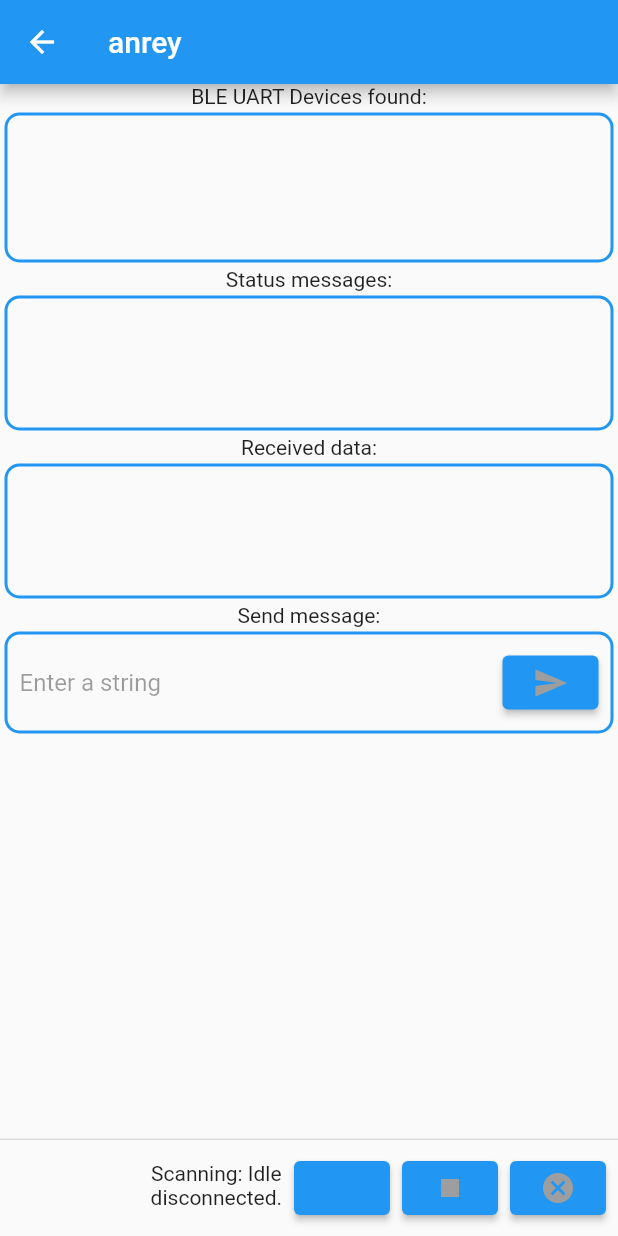
After one commit to WordyArc/sensors_demo, a Flutter app: the screen it shows after launch, after a tap on "ble example", on a phone screen of 412 x 824 dp. The commit adds this screen. Run offline on Flutter 3.47's test engine with Material 2 defaults, Android fonts, the phone set to English and light mode, and no system bars; our stand-ins replace auto_route, sensors_plus; missing offline and left inert: flutter_reactive_ble, location_permissions.

Commit message:
Add BLE example

```diff
--- a/lib/app_router.dart
+++ b/lib/app_router.dart
@@ -1,7 +1,9 @@
 import 'package:auto_route/auto_route.dart';
+import 'package:flutter/cupertino.dart';
 import 'package:sensors_demo/sensors_plus_example_screen.dart';
 
 import 'accelerometer_demo_screen.dart';
+import 'ble_example_screen.dart';
 import 'gyroscope_demo_screen.dart';
 import 'main_screen.dart';
 
@@ -14,5 +16,6 @@ class AppRouter extends _$AppRouter {
         AutoRoute(path: '/', page: MainRoute.page),
         AutoRoute(page: GyroscopeDemoRoute.page),
         AutoRoute(page: SensorsPlusDemoRoute.page),
+        AutoRoute(page: BleExampleRoute.page),
       ];
 }
--- /dev/null
+++ b/lib/ble_example_screen.dart
@@ -0,0 +1,323 @@
+import 'dart:async';
+import 'package:auto_route/annotations.dart';
+import 'package:flutter/material.dart';
+import 'package:flutter_reactive_ble/flutter_reactive_ble.dart';
+import 'package:location_permissions/location_permissions.dart';
+import 'dart:io' show Platform;
+
+// This flutter app demonstrates an usage of the flutter_reactive_ble flutter plugin
+// This app works only with BLE devices which advertise with a Nordic UART Service (NUS) UUID
+Uuid _UART_UUID = Uuid.parse("6E400001-B5A3-F393-E0A9-E50E24DCCA9E");
+Uuid _UART_RX   = Uuid.parse("6E400002-B5A3-F393-E0A9-E50E24DCCA9E");
+Uuid _UART_TX   = Uuid.parse("6E400003-B5A3-F393-E0A9-E50E24DCCA9E");
+
+@RoutePage()
+class BleExampleScreen extends StatefulWidget {
+  BleExampleScreen({super.key, required this.title});
+  final String title;
+  @override
+  _BleExampleScreenState createState() => _BleExampleScreenState();
+}
+
+class _BleExampleScreenState extends State<BleExampleScreen> {
+  final flutterReactiveBle = FlutterReactiveBle();
+  List<DiscoveredDevice> _foundBleUARTDevices = [];
+  late StreamSubscription<DiscoveredDevice> _scanStream;
+  late Stream<ConnectionStateUpdate> _currentConnectionStream;
+  late StreamSubscription<ConnectionStateUpdate> _connection;
+  late QualifiedCharacteristic _txCharacteristic;
+  late QualifiedCharacteristic _rxCharacteristic;
+  late Stream<List<int>> _receivedDataStream;
+  late TextEditingController _dataToSendText;
+  bool _scanning = false;
+  bool _connected = false;
+  String _logTexts = "";
+  List<String> _receivedData = [];
+  int _numberOfMessagesReceived = 0;
+
+  void initState() {
+    super.initState();
+    _dataToSendText = TextEditingController();
+  }
+
+  void refreshScreen() {
+    setState(() {});
+  }
+
+  void _sendData() async {
+    await flutterReactiveBle.writeCharacteristicWithResponse(_rxCharacteristic, value: _dataToSendText.text.codeUnits);
+  }
+
+  void onNewReceivedData(List<int> data) {
+    _numberOfMessagesReceived += 1;
+    _receivedData.add( "$_numberOfMessagesReceived: ${String.fromCharCodes(data)}");
+    if (_receivedData.length > 5) {
+      _receivedData.removeAt(0);
+    }
+    refreshScreen();
+  }
+
+  void _disconnect() async {
+    await _connection.cancel();
+    _connected = false;
+    refreshScreen();
+  }
+
+  void _stopScan() async {
+    await _scanStream.cancel();
+    _scanning = false;
+    refreshScreen();
+  }
+
+  Future<void> showNoPermissionDialog() async => showDialog<void>(
+    context: context,
+    barrierDismissible: false, // user must tap button!
+    builder: (BuildContext context) => AlertDialog(
+      title: const Text('No location permission '),
+      content: SingleChildScrollView(
+        child: ListBody(
+          children: <Widget>[
+            const Text('No location permission granted.'),
+            const Text('Location permission is required for BLE to function.'),
+          ],
+        ),
+      ),
+      actions: <Widget>[
+        TextButton(
+          child: const Text('Acknowledge'),
+          onPressed: () {
+            Navigator.of(context).pop();
+          },
+        ),
+      ],
+    ),
+  );
+
+  void _startScan() async {
+    bool goForIt=false;
+    PermissionStatus permission;
+    if (Platform.isAndroid) {
+      permission = await LocationPermissions().requestPermissions();
+      if (permission == PermissionStatus.granted)
+        goForIt=true;
+    } else if (Platform.isIOS) {
+      goForIt=true;
+    }
+    if (goForIt) { //TODO replace True with permission == PermissionStatus.granted is for IOS test
+      _foundBleUARTDevices = [];
+      _scanning = true;
+      refreshScreen();
+      _scanStream =
+          flutterReactiveBle.scanForDevices(withServices: [_UART_UUID]).listen((
+              device) {
+            if (_foundBleUARTDevices.every((element) =>
+            element.id != device.id)) {
+              _foundBleUARTDevices.add(device);
+              refreshScreen();
+            }
+          }, onError: (Object error) {
+            _logTexts =
+            "${_logTexts}ERROR while scanning:$error \n";
+            refreshScreen();
+          }
+          );
+    }
+    else {
+      await showNoPermissionDialog();
+    }
+  }
+
+  void onConnectDevice(index) {
+    _currentConnectionStream = flutterReactiveBle.connectToAdvertisingDevice(
+      id:_foundBleUARTDevices[index].id,
+      prescanDuration: Duration(seconds: 1),
+      withServices: [_UART_UUID, _UART_RX, _UART_TX],
+    );
+    _logTexts = "";
+    refreshScreen();
+    _connection = _currentConnectionStream.listen((event) {
+      var id = event.deviceId.toString();
+      switch(event.connectionState) {
+        case DeviceConnectionState.connecting:
+          {
+            _logTexts = "${_logTexts}Connecting to $id\n";
+            break;
+          }
+        case DeviceConnectionState.connected:
+          {
+            _connected = true;
+            _logTexts = "${_logTexts}Connected to $id\n";
+            _numberOfMessagesReceived = 0;
+            _receivedData = [];
+            _txCharacteristic = QualifiedCharacteristic(serviceId: _UART_UUID, characteristicId: _UART_TX, deviceId: event.deviceId);
+            _receivedDataStream = flutterReactiveBle.subscribeToCharacteristic(_txCharacteristic);
+            _receivedDataStream.listen((data) {
+              onNewReceivedData(data);
+            }, onError: (dynamic error) {
+              _logTexts = "${_logTexts}Error:$error$id\n";
+            });
+            _rxCharacteristic = QualifiedCharacteristic(serviceId: _UART_UUID, characteristicId: _UART_RX, deviceId: event.deviceId);
+            break;
+          }
+        case DeviceConnectionState.disconnecting:
+          {
+            _connected = false;
+            _logTexts = "${_logTexts}Disconnecting from $id\n";
+            break;
+          }
+        case DeviceConnectionState.disconnected:
+          {
+            _logTexts = "${_logTexts}Disconnected from $id\n";
+            break;
+          }
+      }
+      refreshScreen();
+    });
+  }
+
+  @override
+  Widget build(BuildContext context) => Scaffold(
+    appBar: AppBar(
+      title: Text(widget.title),
+    ),
+    body: SingleChildScrollView(
+      child: Column(
+        mainAxisAlignment: MainAxisAlignment.start,
+        children: <Widget>[
+          const Text("BLE UART Devices found:"),
+          Container(
+              margin: const EdgeInsets.all(3.0),
+              decoration: BoxDecoration(
+                  borderRadius: BorderRadius.circular(10),
+                  border: Border.all(
+                      color: Colors.blue,
+                      width:2
+                  )
+              ),
+              height: 100,
+              child: ListView.builder(
+                  itemCount: _foundBleUARTDevices.length,
+                  itemBuilder: (context, index) => Card(
+                      child: ListTile(
+                        dense: true,
+                        enabled: !((!_connected && _scanning) || (!_scanning && _connected)),
+                        trailing: GestureDetector(
+                          behavior: HitTestBehavior.translucent,
+                          onTap: () {
+                            (!_connected && _scanning) || (!_scanning && _connected)? (){}: onConnectDevice(index);
+                          },
+                          child: Container(
+                            width: 48,
+                            height: 48,
+                            padding: const EdgeInsets.symmetric(vertical: 4.0),
+                            alignment: Alignment.center,
+                            child: const Icon(Icons.add_link),
+                          ),
+                        ),
+                        subtitle: Text(_foundBleUARTDevices[index].id),
+                        title: Text("$index: ${_foundBleUARTDevices[index].name}"),
+                      ))
+              )
+          ),
+          const Text("Status messages:"),
+          Container(
+              margin: const EdgeInsets.all(3.0),
+              width:1400,
+              decoration: BoxDecoration(
+                  borderRadius: BorderRadius.circular(10),
+                  border: Border.all(
+                      color: Colors.blue,
+                      width:2
+                  )
+              ),
+              height: 90,
+              child: Scrollbar(
+
+                  child: SingleChildScrollView(
+                      child: Text(_logTexts)
+                  )
+              )
+          ),
+          const Text("Received data:"),
+          Container(
+              margin: const EdgeInsets.all(3.0),
+              width:1400,
+              decoration: BoxDecoration(
+                  borderRadius: BorderRadius.circular(10),
+                  border: Border.all(
+                      color: Colors.blue,
+                      width:2
+                  )
+              ),
+              height: 90,
+              child: Text(_receivedData.join("\n"))
+          ),
+          const Text("Send message:"),
+          Container(
+              margin: const EdgeInsets.all(3.0),
+              padding: const EdgeInsets.all(8.0),
+              decoration: BoxDecoration(
+                  borderRadius: BorderRadius.circular(10),
+                  border: Border.all(
+                      color: Colors.blue,
+                      width:2
+                  )
+              ),
+              child: Row(
+                  children: <Widget> [
+                    Expanded(
+                        child: TextField(
+                          enabled: _connected,
+                          controller: _dataToSendText,
+                          decoration: const InputDecoration(
+                              border: InputBorder.none,
+                              hintText: 'Enter a string'
+                          ),
+                        )
+                    ),
+                    ElevatedButton(
+                        child: Icon(
+                          Icons.send,
+                          color:_connected ? Colors.blue : Colors.grey,
+                        ),
+                        onPressed: _connected ? _sendData: (){}
+                    ),
+                  ]
+              ))
+        ],
+      ),
+    ),
+    persistentFooterButtons: [
+      Container(
+        height: 35,
+        child: Column(
+          children: [
+            if (_scanning) const Text("Scanning: Scanning") else const Text("Scanning: Idle"),
+            if (_connected) const Text("Connected") else const Text("disconnected."),
+          ],
+        ) ,
+      ),
+      ElevatedButton(
+        onPressed: !_scanning && !_connected ? _startScan : (){},
+        child: Icon(
+          Icons.play_arrow,
+          color: !_scanning && !_connected ? Colors.blue: Colors.grey,
+        ),
+      ),
+      ElevatedButton(
+          onPressed: _scanning ? _stopScan: (){},
+          child: Icon(
+            Icons.stop,
+            color:_scanning ? Colors.blue: Colors.grey,
+          )
+      ),
+      ElevatedButton(
+          onPressed: _connected ? _disconnect: (){},
+          child: Icon(
+            Icons.cancel,
+            color:_connected ? Colors.blue:Colors.grey,
+          )
+      )
+    ],
+  );
+}
--- a/lib/main_screen.dart
+++ b/lib/main_screen.dart
@@ -28,6 +28,9 @@ class MainScreen extends StatelessWidget {
             ElevatedButton(onPressed: () {
               AutoRouter.of(context).navigate(SensorsPlusDemoRoute());
             }, child: const Text("demo")),
+            ElevatedButton(onPressed: () {
+              AutoRouter.of(context).navigate(BleExampleRoute(title: 'anrey'));
+            }, child: const Text("ble example")),
             Spacer(),
           ],
         ),
--- a/pubspec.yaml
+++ b/pubspec.yaml
@@ -35,6 +35,7 @@ dependencies:
   auto_route:
   get_it:
   flutter_reactive_ble:
+  location_permissions:
 
   # The following adds the Cupertino Icons font to your application.
   # Use with the CupertinoIcons class for iOS style icons.
```
Also changed, not shown: lib/app_router.gr.dart, pubspec.lock.
